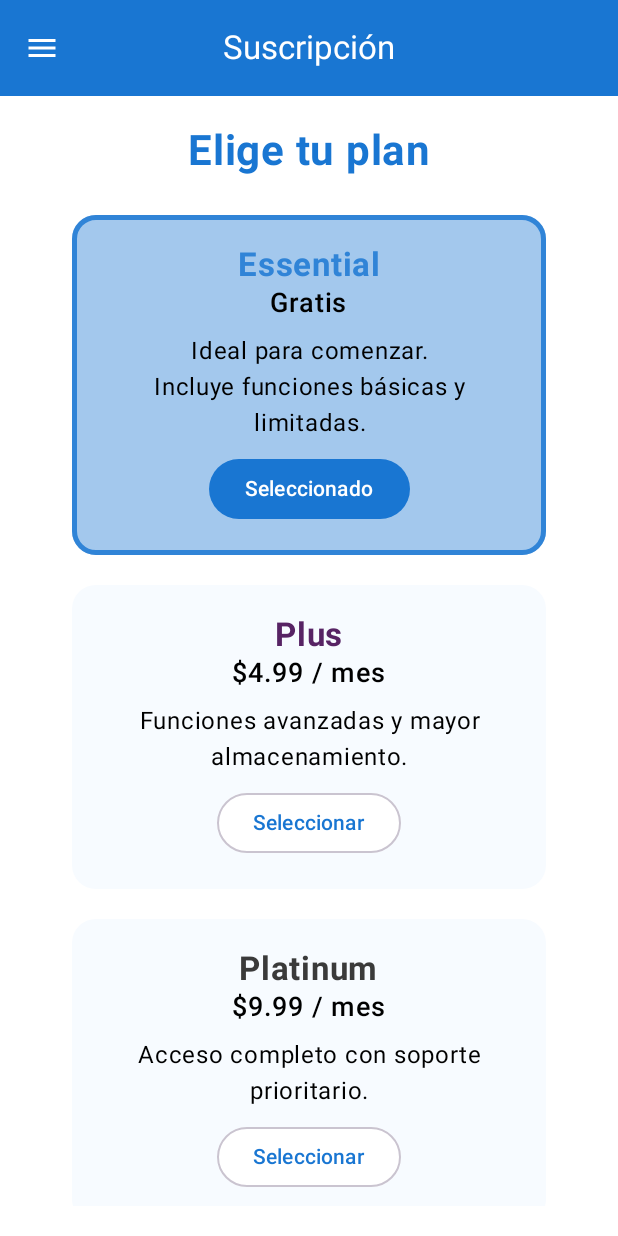
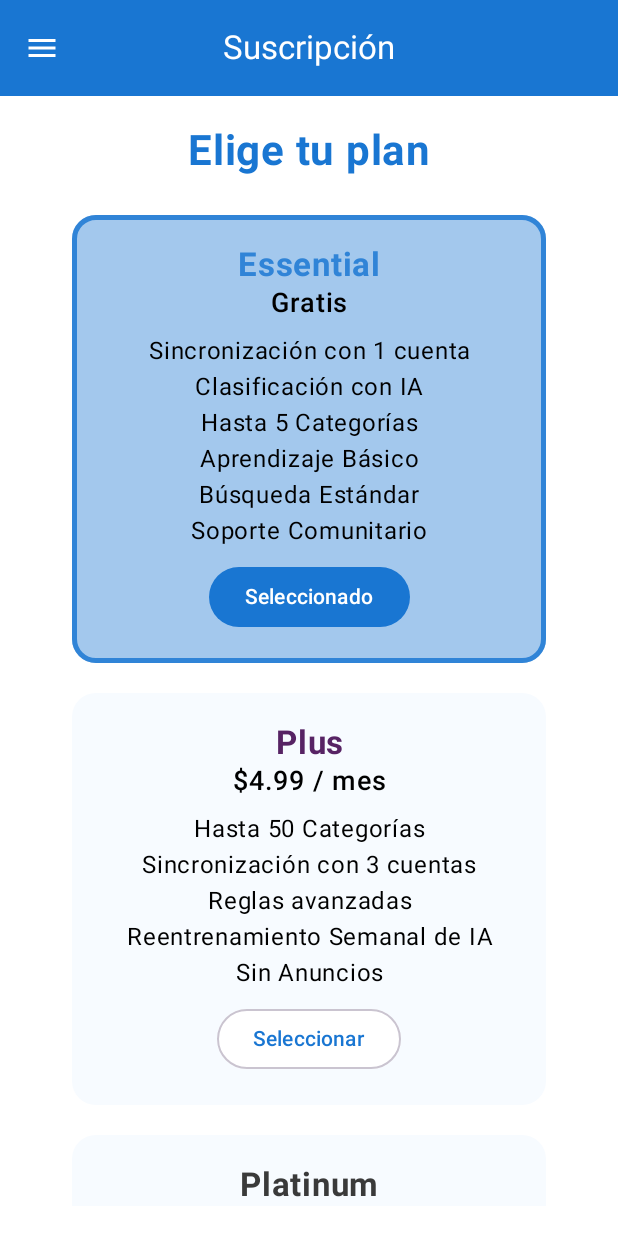
Before and after one commit to SrAtom210/JAASWUER-CORP_MagFind, an Android app built with Jetpack Compose: the fSuscripcionView screen opened through its navigation route, on a phone screen of 412 x 824 dp. Run offline under Robolectric (Android 15) with nearby library versions, the phone set to English and light mode, and no system bars.

Commit message:
0.7.2 Se agrego la descripcion de las suscripciones

```diff
--- a/app/src/main/java/com/example/magfind/views/flSuscripcion.kt
+++ b/app/src/main/java/com/example/magfind/views/flSuscripcion.kt
@@ -93,7 +93,12 @@ fun fSuscripcionView(navController: NavController,themeViewModel: ThemeViewModel
                 PlanCard(
                     title = "Essential",
                     price = "Gratis",
-                    description = "Ideal para comenzar.\nIncluye funciones básicas y limitadas.",
+                    description = "Sincronización con 1 cuenta\n" +
+                            "Clasificación con IA\n" +
+                            "Hasta 5 Categorías\n" +
+                            "Aprendizaje Básico\n" +
+                            "Búsqueda Estándar\n" +
+                            "Soporte Comunitario",
                     isSelected = selectedPlan == "Essential",
                     selectedColor = Color(0xFFA3C8ED),
                     onSelect = { selectedPlan = "Essential" }
@@ -102,7 +107,11 @@ fun fSuscripcionView(navController: NavController,themeViewModel: ThemeViewModel
                 PlanCard(
                     title = "Plus",
                     price = "$4.99 / mes",
-                    description = "Funciones avanzadas y mayor almacenamiento.",
+                    description = "Hasta 50 Categorías\n" +
+                            "Sincronización con 3 cuentas\n" +
+                            "Reglas avanzadas\n" +
+                            "Reentrenamiento Semanal de IA\n" +
+                            "Sin Anuncios",
                     isSelected = selectedPlan == "Plus",
                     selectedColor = Color(0xFFBCA7C1),
                     onSelect = { selectedPlan = "Plus" }
@@ -111,7 +120,12 @@ fun fSuscripcionView(navController: NavController,themeViewModel: ThemeViewModel
                 PlanCard(
                     title = "Platinum",
                     price = "$9.99 / mes",
-                    description = "Acceso completo con soporte prioritario.",
+                    description = "Sincronización con 10 Cuentas\n" +
+                            "Reentrenamiento Diario de IA\n" +
+                            "Notificaciones Inteligentes\n" +
+                            "Busqueda Avanzada\n" +
+                            "Sincronización multi-dispositivos\n" +
+                            "Soporte Premium",
                     isSelected = selectedPlan == "Platinum",
                     selectedColor = Color(0xFFD9D9D9),
                     onSelect = { selectedPlan = "Platinum" }
@@ -120,7 +134,12 @@ fun fSuscripcionView(navController: NavController,themeViewModel: ThemeViewModel
                 PlanCard(
                     title = "Business",
                     price = "$19.99 / mes",
-                    description = "Diseñado para equipos y empresas.\nGestión multiusuario y estadísticas.",
+                    description = "Cuentas Ilimitadas \n" +
+                            "Panel de Administración \n" +
+                            "Categorías Compartidas \n" +
+                            "Asignación de Correos \n" +
+                            "Soporte Dedicado \n" +
+                            "Integraciones Futuras",
                     isSelected = selectedPlan == "Business",
                     selectedColor = Color(0xFFF9F9F0),
                     onSelect = { selectedPlan = "Business" }
@@ -191,14 +210,14 @@ fun PlanCard(
             modifier = Modifier.padding(20.dp),
             horizontalAlignment = Alignment.CenterHorizontally
         ) {
-            Text(title, fontSize = 22.sp, fontWeight = FontWeight.Bold, color = colorPlan)
-            Text(price, fontSize = 18.sp, fontWeight = FontWeight.SemiBold, color = Color.Black)
+            Text(title, fontSize = 22.sp, fontWeight = FontWeight.Bold, color = colorPlan, textAlign = TextAlign.Center, modifier = Modifier.fillMaxWidth())
+            Text(price, fontSize = 18.sp, fontWeight = FontWeight.SemiBold, color = Color.Black, textAlign = TextAlign.Center, modifier = Modifier.fillMaxWidth())
             Text(
                 description,
                 fontSize = 16.sp,
                 textAlign = TextAlign.Center,
                 color = Color.Black,
-                modifier = Modifier.padding(vertical = 8.dp)
+                modifier = Modifier.fillMaxWidth().padding(vertical = 8.dp)
             )
             Button(
                 onClick = onSelect,
```
